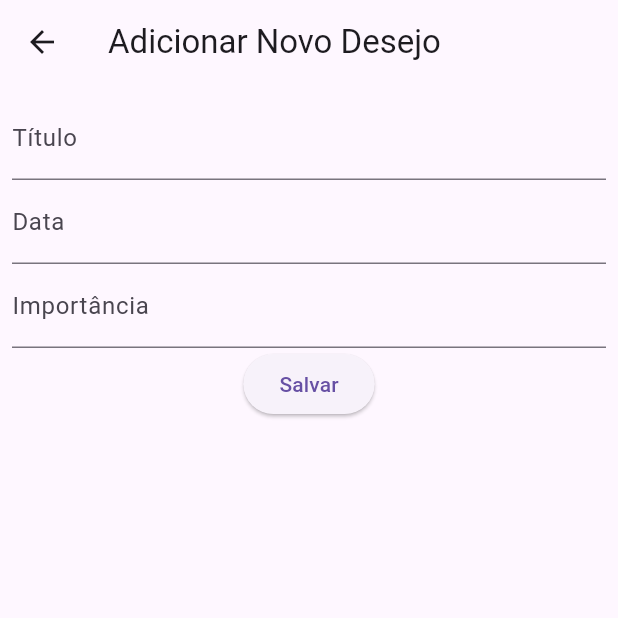
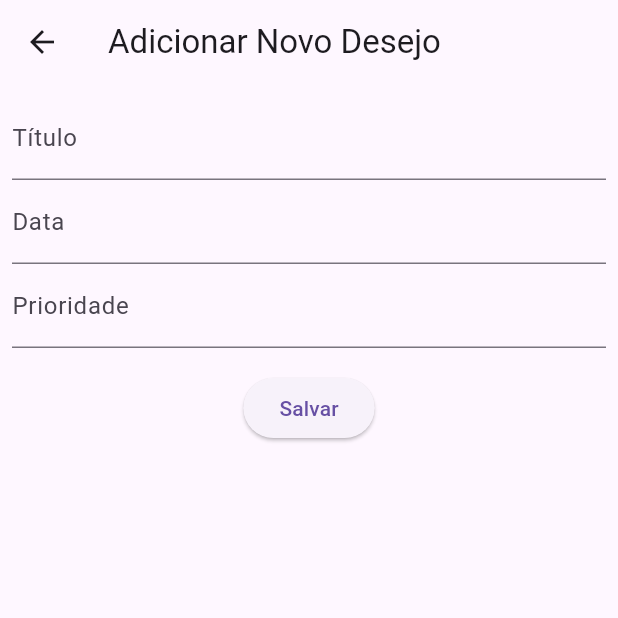
Before and after one commit to alinegtcl/flutter-wish-list, a Flutter app: the screen it shows after launch, after a tap on the "add" icon, on a phone screen of 412 x 824 dp, the top half of it. Run offline on Flutter 3.47's test engine with Material 3 defaults, Android fonts, the phone set to English and light mode, and no system bars; our stand-ins replace fluttertoast, sqflite; accounts and stored records are empty.

Commit message:
feat: improve layouts, add validations to add wish screen, and success toasts for adding and removing wishes

```diff
--- a/lib/add_wish_screen.dart
+++ b/lib/add_wish_screen.dart
@@ -1,11 +1,14 @@
 import 'package:flutter/material.dart';
+import 'package:wish_list/utils.dart';
 import 'package:wish_list/wish.dart';
+
 import 'database_helper.dart';
 
 class AddWishScreen extends StatelessWidget {
   final TextEditingController _titleController = TextEditingController();
   final TextEditingController _dateController = TextEditingController();
   final TextEditingController _importanceController = TextEditingController();
+  final _formKey = GlobalKey<FormState>();
 
   AddWishScreen({super.key});
 
@@ -17,35 +20,54 @@ class AddWishScreen extends StatelessWidget {
       ),
       body: Padding(
         padding: const EdgeInsets.all(8.0),
+        child: Form(
+          key: _formKey,
           child: Column(
             children: [
-            TextField(
+              TextFormField(
                 controller: _titleController,
                 decoration: const InputDecoration(labelText: 'Título'),
+                validator: (value) {
+                  if (value == null || value.isEmpty) {
+                    return 'O título é obrigatório';
+                  }
+                  return null;
+                },
               ),
-            TextField(
+              TextFormField(
                 controller: _dateController,
                 decoration: const InputDecoration(labelText: 'Data'),
               ),
-            TextField(
+              TextFormField(
                 controller: _importanceController,
-              decoration: const InputDecoration(labelText: 'Importância'),
+                decoration: const InputDecoration(labelText: 'Prioridade'),
+                validator: (value) {
+                  if (value == null || value.isEmpty) {
+                    return 'A prioridade é obrigatória';
+                  }
+                  return null;
+                },
               ),
+              const SizedBox(height: 16),
               ElevatedButton(
                 onPressed: () {
+                  if (_formKey.currentState!.validate()) {
                     final wish = Wish(
                       title: _titleController.text,
                       date: _dateController.text,
                       importance: _importanceController.text,
                     );
                     DatabaseHelper.instance.insertWish(wish);
+                    showToast("Desejo adicionado com sucesso!");
                     Navigator.pop(context);
+                  }
                 },
                 child: const Text('Salvar'),
               ),
             ],
           ),
         ),
+      ),
     );
   }
 }
--- a/lib/detail_screen.dart
+++ b/lib/detail_screen.dart
@@ -1,4 +1,5 @@
 import 'package:flutter/material.dart';
+import 'package:wish_list/utils.dart';
 import 'package:wish_list/wish.dart';
 
 import 'database_helper.dart';
@@ -43,6 +44,7 @@ class DetailScreen extends StatelessWidget {
                   icon: const Icon(Icons.delete, size: 36, color: Colors.red),
                   onPressed: () {
                     DatabaseHelper.instance.deleteWish(wish.id!);
+                    showToast("Desejo excluído com sucesso!");
                     Navigator.pop(context, true);
                   },
                 ),
--- a/lib/main.dart
+++ b/lib/main.dart
@@ -55,8 +55,11 @@ class _WishListScreenState extends State<WishListScreen> {
         title: const Text('Lista de Desejos'),
       ),
       body: wishList.isEmpty
-          ? const Center(
-              child: Text(
+          ? Center(
+              child: Column(
+                mainAxisAlignment: MainAxisAlignment.center,
+                children: [
+                  const Text(
                     'Você não tem desejos cadastrados.',
                     style: TextStyle(
                       fontSize: 24,
@@ -64,23 +67,44 @@ class _WishListScreenState extends State<WishListScreen> {
                     ),
                     textAlign: TextAlign.center,
                   ),
+                  const SizedBox(height: 20), // Espaço entre o texto e a imagem
+                  Icon(
+                    Icons.hourglass_empty,
+                    size: 64,
+                    color: Colors.grey[400], // Cor do ícone
+                  ),
+                  const SizedBox(height: 20),
+                  const Text(
+                    'Não perca tempo, adicione um desejo!',
+                    style: TextStyle(fontSize: 18),
+                  ),
+                ],
+              ),
             )
           : ListView.builder(
+              padding: const EdgeInsets.all(16.0),
               itemCount: wishList.length,
               itemBuilder: (context, index) {
                 final wish = wishList[index];
                 return Card(
-                  margin: const EdgeInsets.symmetric(
-                      vertical: 8.0, horizontal: 16.0),
+                  elevation: 4,
+                  margin: const EdgeInsets.symmetric(vertical: 8.0),
+                  shape: RoundedRectangleBorder(
+                    borderRadius: BorderRadius.circular(12),
+                  ),
                   child: ListTile(
                     title: Text(
                       wish.title,
                       style: const TextStyle(
                         fontWeight: FontWeight.bold,
+                        fontSize: 18,
                       ),
                     ),
                     subtitle: Text(
-                        'Até ${wish.date} - Prioridade: ${wish.importance}'),
+                      'Até ${wish.date} - Prioridade: ${wish.importance}',
+                      style: const TextStyle(fontSize: 14),
+                    ),
+                    trailing: const Icon(Icons.arrow_forward_ios),
                     onTap: () {
                       Navigator.push(
                         context,
--- a/pubspec.yaml
+++ b/pubspec.yaml
@@ -30,6 +30,7 @@ environment:
 dependencies:
   flutter:
     sdk: flutter
+  fluttertoast: ^8.0.9
   sqflite: ^2.0.0
   path: ^1.8.0
 
```
Also changed, not shown: lib/utils.dart (added, +13 -0 lines), pubspec.lock. Lines whose indentation alone changed are shown as unchanged.
